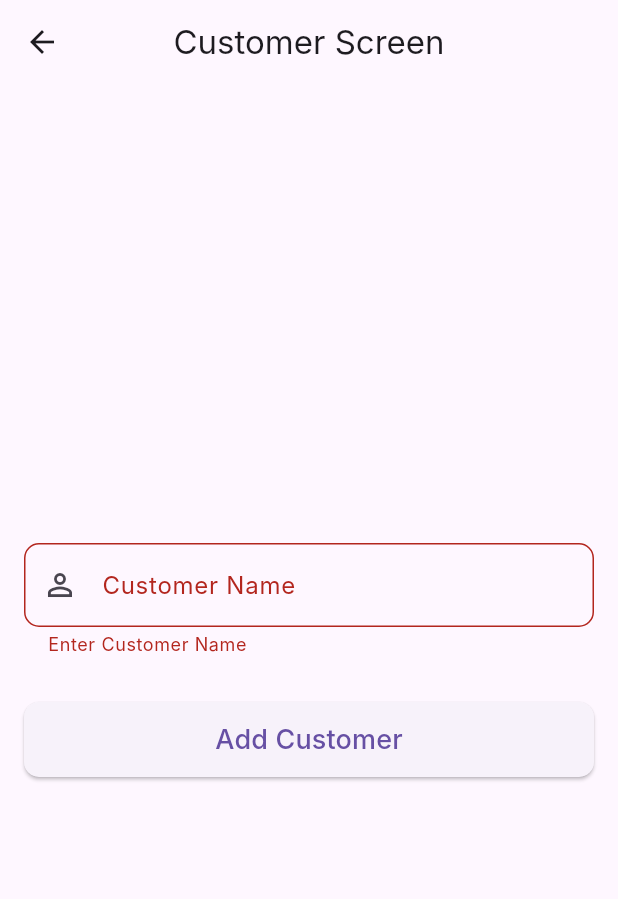
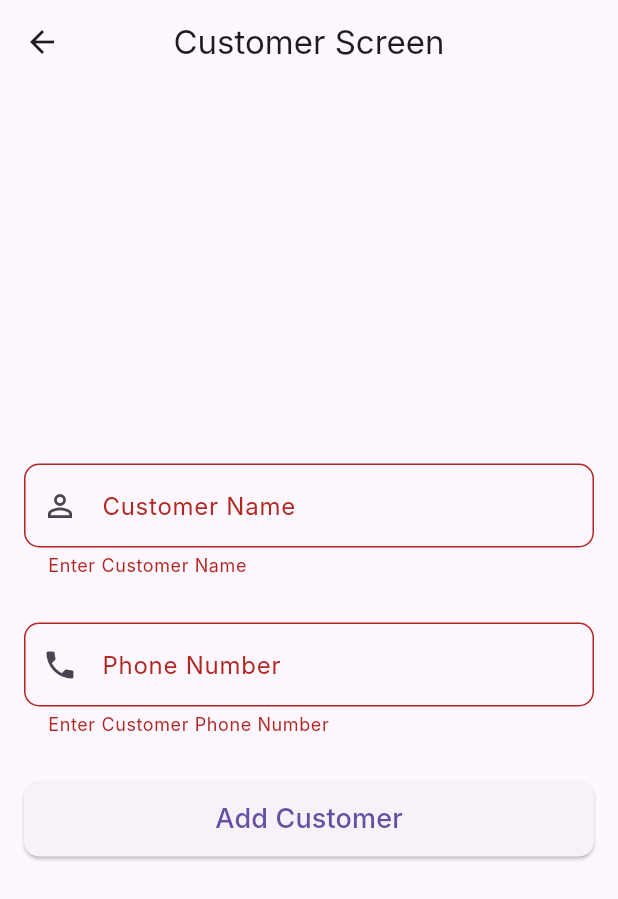
Before and after one commit to Ahtisham-1214/Tailor-Management-System-Flutter, a Flutter app: the CustomerScreen screen opened directly, after a tap on "Add Customer", on a phone screen of 412 x 824 dp. Shown: the top 899 px of the screen. Run offline on Flutter 3.47's test engine with Material 3 defaults, Android fonts, the phone set to English and light mode, and no system bars; our stand-ins replace sqflite; accounts and stored records are empty; Roboto replaces fonts that are missing (Inter).

```diff
--- a/lib/customer.dart
+++ b/lib/customer_screen.dart
@@ -98,6 +98,27 @@ class CustomerScreenState extends State<CustomerScreen> {
                 },
               ),
               const SizedBox(height: 30.0),
+              TextFormField(
+                controller: _phoneNumberController,
+                keyboardType: TextInputType.number,
+                decoration: InputDecoration(
+                  labelText: 'Phone Number',
+                  prefixIcon: const Icon(Icons.phone),
+                  border: OutlineInputBorder(
+                    borderRadius: BorderRadius.circular(10.0),
+                  ),
+                  floatingLabelBehavior: FloatingLabelBehavior.auto,
+                ),
+                validator: (value) {
+                  if (value == null || value.isEmpty) {
+                    return 'Enter Customer Phone Number';
+                  }else if(!RegExp(r"^\d{11}$").hasMatch(value)){
+                    return 'Customer Number must contains only 11 digits';
+                  }
+                  return null;
+                },
+              ),
+              const SizedBox(height: 30.0),
               ElevatedButton(
                 onPressed: _validateCustomer,
                 style: ElevatedButton.styleFrom(
--- a/lib/main.dart
+++ b/lib/main.dart
@@ -1,7 +1,7 @@
 import 'package:flutter/material.dart';
-import 'user_repository.dart';
-import 'database_helper.dart';
-import 'register_page.dart';
+import 'model/user_repository.dart';
+import 'model/database_helper.dart';
+import 'register_screen.dart';
 import 'home_screen.dart';
 
 
--- a/lib/register_page.dart
+++ b/lib/register_screen.dart
@@ -1,6 +1,6 @@
 import 'package:flutter/material.dart';
-import 'user_repository.dart';
-import 'user.dart';
+import 'model/user_repository.dart';
+import 'model/user.dart';
 class RegisterPage extends StatefulWidget {
   const RegisterPage({super.key});
 
```
Also changed, not shown: lib/model/database_helper.dart (renamed from lib/database_helper.dart), lib/model/user.dart (renamed from lib/user.dart), lib/model/user_repository.dart (renamed from lib/user_repository.dart).
